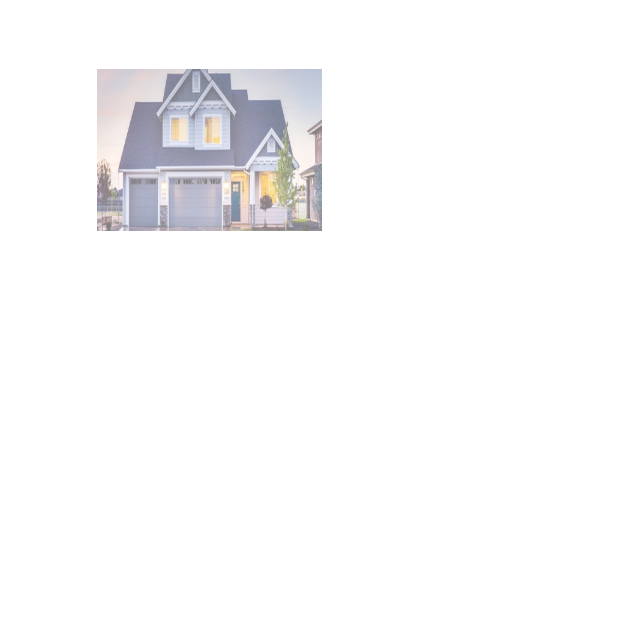
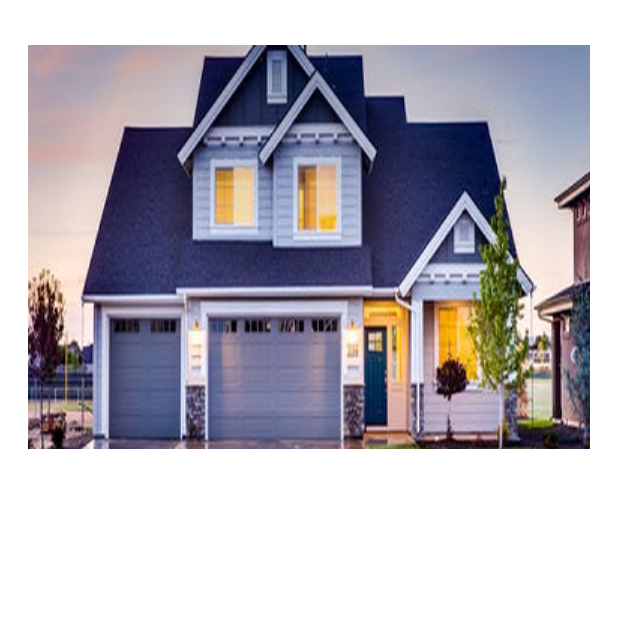
Before and after one commit to Honorine684/flutterDay05, a Flutter app: the PageDetails screen opened directly, on a phone screen of 412 x 824 dp, the top half of it. Run offline on Flutter 3.47's test engine with Material 3 defaults, Android fonts, the light colour scheme and no system bars; our stand-ins replace cloud_firestore, firebase_auth, firebase_core; accounts and stored records are empty.

Commit message:
Début de la création de la page de détails du logement (houeto)

```diff
--- a/houeto/lib/main.dart
+++ b/houeto/lib/main.dart
@@ -12,7 +12,7 @@
     options: DefaultFirebaseOptions.currentPlatform
   );
    runApp(MaterialApp(
-   home: PageProfile(),
+   home: PageDetails(),
     debugShowCheckedModeBanner: false,
     theme: ThemeData(
       scaffoldBackgroundColor: Colors.white,
--- a/houeto/lib/pageDetails.dart
+++ b/houeto/lib/pageDetails.dart
@@ -10,17 +10,19 @@ class PageDetails extends StatefulWidget {
 class _PageDetailsState extends State<PageDetails> {
   @override
   Widget build(BuildContext context) {
+     final largeurEcran = MediaQuery.of(context).size.width;
+
+    final hauteurEcran = MediaQuery.of(context).size.height;
     return Scaffold(
       body: Column(
         children: [
           Stack(
             children: [
               SingleChildScrollView(child: Image.asset('assets/images/fig2.jpg',
-                  height: 200,
-                  scale: 2.5,
-                  // color: Color.fromARGB(255, 15, 147, 59),
-                  opacity:
-                      const AlwaysStoppedAnimation<double>(0.5)),)
+                  height: hauteurEcran*0.4,
+
+
+                 ),)
 
             ],
           )
```
Also changed, not shown: 1 other file.
